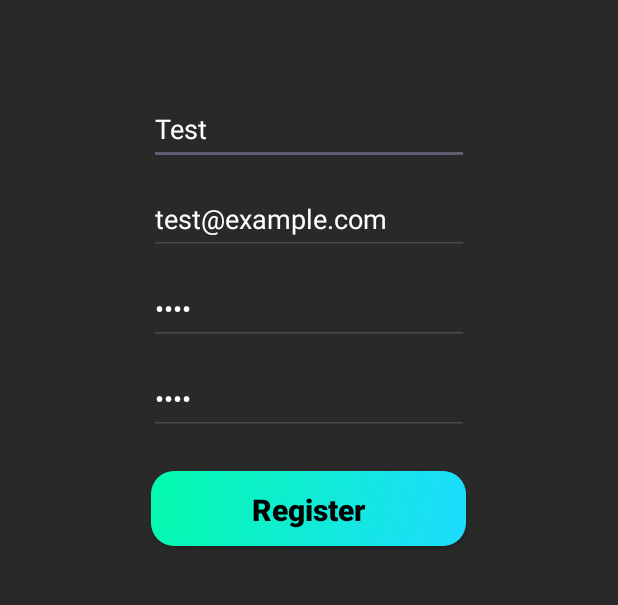
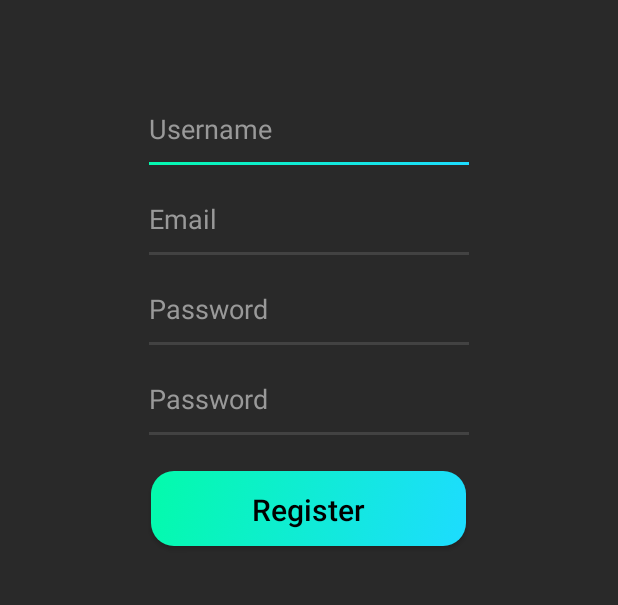
Before and after one commit to afonsosousah/Schub, an Android app: the screen it shows after launch (Register), after a tap on "Register", on a phone screen of 412 x 824 dp, the part 389-994 px from its top. Run offline under Robolectric (Android 15) with nearby library versions, the phone set to English and light mode, and no system bars; our stand-ins replace Volley; network calls fail.

Commit message:
final commit

```diff
--- a/app/src/main/java/pt/afonsosousah/scientificconferences/Login.kt
+++ b/app/src/main/java/pt/afonsosousah/scientificconferences/Login.kt
@@ -21,7 +21,15 @@ class Login : AppCompatActivity() {
         super.onCreate(savedInstanceState)
         setContentView(R.layout.activity_login)
 
+        // Check the shared preferences to check if user has previously logged in
+        val sharedPref = getSharedPreferences("User", Context.MODE_PRIVATE)
+        if (sharedPref.getBoolean("isLoggedIn", false)) {
+            // Go to home screen
+            val intent = Intent(this, MainActivity::class.java)
+            startActivity(intent)
+        }
 
+        // Add gradient to "Register" text
         val openRegisterTextView = findViewById<TextView>(R.id.buttonOpenRegister)
         val paint = openRegisterTextView.paint
         val width = paint.measureText(openRegisterTextView.text.toString())
@@ -60,10 +68,11 @@ class Login : AppCompatActivity() {
                 jsonRequest,
                 { response ->
                     if (response.getBoolean("success")) {
+                        // Go to home screen
                         val intent = Intent(this, MainActivity::class.java)
                         startActivity(intent)
 
-                        val sharedPref = getSharedPreferences("User", Context.MODE_PRIVATE)
+                        // save to shared preferences
                         with(sharedPref.edit()) {
                             putString("username", response.getString("username"))
                             putInt("user_id", response.getInt("id"))
--- a/app/src/main/java/pt/afonsosousah/scientificconferences/Register.kt
+++ b/app/src/main/java/pt/afonsosousah/scientificconferences/Register.kt
@@ -7,6 +7,7 @@ import android.os.Bundle
 import android.widget.Button
 import android.widget.EditText
 import android.widget.TextView
+import android.widget.Toast
 import com.android.volley.Request
 import com.android.volley.toolbox.JsonObjectRequest
 import com.android.volley.toolbox.Volley
@@ -43,9 +44,7 @@ class Register : AppCompatActivity() {
             val jsonObjectRequest = JsonObjectRequest(Request.Method.POST, url,
                 jsonRequest,
                 { response ->
-                    if (!response.getBoolean("success")) responseTextView.setTextColor(Color.RED)
-                    else responseTextView.setTextColor(resources.getColor(R.color.light_gray))
-                    responseTextView.text = response.getString("message")
+                    Toast.makeText(this, response.getString("message"), Toast.LENGTH_SHORT).show()
 
                     if (response.getBoolean("success")) {
                         val intent = Intent(this, Login::class.java)
--- a/app/src/main/res/layout/activity_register.xml
+++ b/app/src/main/res/layout/activity_register.xml
@@ -25,9 +25,9 @@
         android:ems="10"
         android:hint="Username"
         android:inputType="text"
-        android:text="Test"
         android:textColor="@color/white"
-        android:textColorHint="@color/light_gray" />
+        android:textColorHint="@color/light_gray"
+        android:background="@drawable/login_edit_text"/>
 
     <EditText
         android:id="@+id/emailEditText"
@@ -37,9 +37,9 @@
         android:ems="10"
         android:hint="Email"
         android:inputType="text"
-        android:text="test@example.com"
         android:textColor="@color/white"
-        android:textColorHint="@color/light_gray" />
+        android:textColorHint="@color/light_gray"
+        android:background="@drawable/login_edit_text"/>
 
     <EditText
         android:id="@+id/passwordEditText"
@@ -49,9 +49,9 @@
         android:ems="10"
         android:hint="Password"
         android:inputType="textPassword"
-        android:text="test"
         android:textColor="@color/white"
-        android:textColorHint="@color/light_gray" />
+        android:textColorHint="@color/light_gray"
+        android:background="@drawable/login_edit_text"/>
 
     <EditText
         android:id="@+id/confirmPasswordEditText"
@@ -61,9 +61,9 @@
         android:ems="10"
         android:hint="Password"
         android:inputType="textPassword"
-        android:text="test"
         android:textColor="@color/white"
-        android:textColorHint="@color/light_gray" />
+        android:textColorHint="@color/light_gray"
+        android:background="@drawable/login_edit_text"/>
 
     <androidx.appcompat.widget.AppCompatButton
         android:id="@+id/buttonRegister"
@@ -79,8 +79,7 @@
         android:textAlignment="center"
         android:textAllCaps="false"
         android:textColor="@color/black"
-        android:textSize="20sp"
-        android:textStyle="bold" />
+        android:textSize="20sp" />
 
     <TextView
         android:id="@+id/responseTextView"
--- a/app/src/main/res/layout/fragment_maps.xml
+++ b/app/src/main/res/layout/fragment_maps.xml
@@ -2,7 +2,7 @@
 <fragment xmlns:android="http://schemas.android.com/apk/res/android"
     xmlns:tools="http://schemas.android.com/tools"
     android:id="@+id/map"
-    class = "com.google.android.gms.maps.SupportMapFragment"
+    android:name="com.google.android.gms.maps.SupportMapFragment"
     android:layout_width="match_parent"
     android:layout_height="match_parent"
     tools:context=".MapsFragment" />
--- a/app/src/main/res/layout/fragment_session_list.xml
+++ b/app/src/main/res/layout/fragment_session_list.xml
@@ -3,6 +3,7 @@
     xmlns:tools="http://schemas.android.com/tools"
     android:layout_width="match_parent"
     android:layout_height="match_parent"
+    android:clipToPadding="false"
     tools:context=".SessionListFragment">
 
     <androidx.recyclerview.widget.RecyclerView
```
Also changed, not shown: app/src/main/java/pt/afonsosousah/scientificconferences/MainActivity.kt (+18 -1 lines), app/src/main/res/drawable/box_arrow_right.xml (added, +14 -0 lines), app/src/main/res/layout/activity_login.xml (+0 -10 lines), app/src/main/res/layout/activity_main.xml (+7 -0 lines), 2 other files.
